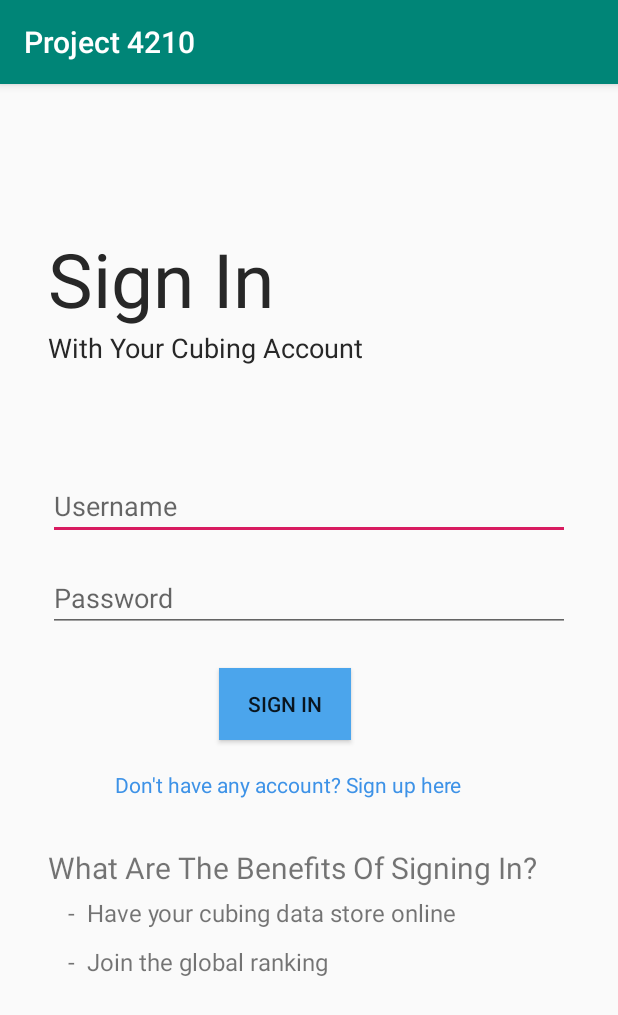
After one commit to IT114118/ITP4210-RubiksCubeTimer-Client, an Android app: the UserActivity screen opened directly, with no data from a screen before it, on a phone screen of 412 x 824 dp. The commit adds this screen. Shown: the top 1015 px of the screen. Run offline under Robolectric (Android 15) with nearby library versions, the phone set to English and light mode, and no system bars.

Commit message:
Added: - activity_login.xml - activity_user.xml - UserActivity.java by kit

```diff
--- a/app/src/main/AndroidManifest.xml
+++ b/app/src/main/AndroidManifest.xml
@@ -9,7 +9,8 @@
         android:roundIcon="@mipmap/ic_launcher_round"
         android:supportsRtl="true"
         android:theme="@style/AppTheme">
-        <activity android:name=".AlgorithmActivity"></activity>
+        <activity android:name=".UserActivity"></activity>
+        <activity android:name=".AlgorithmActivity" />
         <activity android:name=".RecordActivity" />
         <activity android:name=".TimerActivity" />
         <activity android:name=".MainActivity">
--- a/app/src/main/java/com/example/project4210/MainActivity.java
+++ b/app/src/main/java/com/example/project4210/MainActivity.java
@@ -8,7 +8,7 @@ import android.widget.Button;
 
 public class MainActivity extends AppCompatActivity {
 
-    Button btn_timer;
+    Button btn_timer, btn_Settings;
     @Override
     protected void onCreate(Bundle savedInstanceState) {
         super.onCreate(savedInstanceState);
--- /dev/null
+++ b/app/src/main/java/com/example/project4210/UserActivity.java
@@ -0,0 +1,68 @@
+package com.example.project4210;
+
+import android.support.v7.app.AppCompatActivity;
+import android.os.Bundle;
+import android.view.View;
+import android.widget.Button;
+import android.widget.EditText;
+import android.widget.TextView;
+import android.widget.Toast;
+
+public class UserActivity extends AppCompatActivity {
+
+    //id for activity_user
+
+    //id for activity_login
+    private EditText et_username, et_password;
+    private Button btn_signin;
+    private TextView tv_signup_intent;
+
+    @Override
+    protected void onCreate(Bundle savedInstanceState) {
+        super.onCreate(savedInstanceState);
+
+        if (checkUserLogin()) {
+            //go to user page
+            setContentView(R.layout.activity_user);
+        } else {
+            //go to login page
+            setContentView(R.layout.activity_login);
+            et_username = findViewById(R.id.et_username);
+            et_password = findViewById(R.id.et_password);
+            btn_signin = findViewById(R.id.btn_signin);
+            tv_signup_intent = findViewById(R.id.tv_signup_intent);
+
+            btn_signin.setOnClickListener(new View.OnClickListener() {
+                @Override
+                public void onClick(View view) {
+                    boolean result = signInUser(et_username.getText().toString(), et_password.getText().toString());
+                    if (result) {
+                        Toast.makeText(UserActivity.this, "Sign In Successful", Toast.LENGTH_SHORT).show();
+                    }
+                }
+            });
+
+            tv_signup_intent.setOnClickListener(new View.OnClickListener() {
+                @Override
+                public void onClick(View view) {
+                    //TODO redirect with intent to activity_register
+                }
+            });
+        }
+
+    }
+
+    private boolean checkUserLogin () {
+        //TODO Get Username from local database or sharedPreference,
+        // and pass to web server to check if user exist,
+        // if yes, return true
+        return false;
+    }
+
+
+    private boolean signInUser(String username, String password) {
+        //TODO Get username and password and send to web server for logging in new existing user,
+        // return true if success.
+        return false;
+    }
+}
--- a/app/src/main/java/com/example/project4210/handler/RecordHandler.java
+++ b/app/src/main/java/com/example/project4210/handler/RecordHandler.java
@@ -25,4 +25,6 @@ public class RecordHandler extends SQLiteOpenHelper {
 
 
 
+
+
 }
--- a/app/src/main/java/com/example/project4210/models/UserModel.java
+++ b/app/src/main/java/com/example/project4210/models/UserModel.java
@@ -8,6 +8,7 @@ public class UserModel {
     private String name;
     private String password;
 
+    private int numberOfSolve;
     private float personalBest;
     private float ao5;
     private float ao12;
@@ -25,6 +26,7 @@ public class UserModel {
                 "id=" + id +
                 ", name='" + name + '\'' +
                 ", password='" + password + '\'' +
+                ", numberOfSolve=" + numberOfSolve +
                 ", personalBest=" + personalBest +
                 ", ao5=" + ao5 +
                 ", ao12=" + ao12 +
@@ -54,6 +56,14 @@ public class UserModel {
 
     public void setPassword(String password) {
         this.password = password;
+    }
+
+    public int getNumberOfSolve() {
+        return numberOfSolve;
+    }
+
+    public void setNumberOfSolve(int numberOfSolve) {
+        this.numberOfSolve = numberOfSolve;
     }
 
     public float getPersonalBest() {
--- /dev/null
+++ b/app/src/main/res/layout/activity_login.xml
@@ -0,0 +1,131 @@
+<?xml version="1.0" encoding="utf-8"?>
+<android.support.constraint.ConstraintLayout xmlns:android="http://schemas.android.com/apk/res/android"
+    xmlns:app="http://schemas.android.com/apk/res-auto"
+    xmlns:tools="http://schemas.android.com/tools"
+    android:layout_width="match_parent"
+    android:layout_height="match_parent">
+
+    <EditText
+        android:id="@+id/et_username"
+        android:layout_width="0dp"
+        android:layout_height="wrap_content"
+        android:layout_marginStart="32dp"
+        android:layout_marginLeft="32dp"
+        android:layout_marginEnd="32dp"
+        android:layout_marginRight="32dp"
+        android:ems="10"
+        android:hint="Username"
+        android:inputType="textPersonName"
+        app:layout_constraintBottom_toBottomOf="parent"
+        app:layout_constraintEnd_toEndOf="parent"
+        app:layout_constraintHorizontal_bias="0.0"
+        app:layout_constraintStart_toStartOf="parent"
+        app:layout_constraintTop_toTopOf="parent"
+        app:layout_constraintVertical_bias="0.358" />
+
+    <EditText
+        android:id="@+id/et_password"
+        android:layout_width="0dp"
+        android:layout_height="wrap_content"
+        android:layout_marginStart="32dp"
+        android:layout_marginLeft="32dp"
+        android:layout_marginTop="16dp"
+        android:layout_marginEnd="32dp"
+        android:layout_marginRight="32dp"
+        android:ems="10"
+        android:hint="Password"
+        android:inputType="textPassword"
+        app:layout_constraintEnd_toEndOf="parent"
+        app:layout_constraintHorizontal_bias="0.0"
+        app:layout_constraintStart_toStartOf="parent"
+        app:layout_constraintTop_toBottomOf="@+id/et_username" />
+
+    <TextView
+        android:id="@+id/tv_signup_intent"
+        android:layout_width="wrap_content"
+        android:layout_height="wrap_content"
+        android:layout_marginTop="20dp"
+        android:text="Don't have any account? Sign up here"
+        android:textColor="#3D92E7"
+        app:layout_constraintEnd_toEndOf="parent"
+        app:layout_constraintHorizontal_bias="0.424"
+        app:layout_constraintStart_toStartOf="parent"
+        app:layout_constraintTop_toBottomOf="@+id/btn_signin" />
+
+    <Button
+        android:id="@+id/btn_signin"
+        android:layout_width="wrap_content"
+        android:layout_height="wrap_content"
+        android:layout_marginTop="24dp"
+        android:background="#4BA5EC"
+        android:text="Sign In"
+        app:layout_constraintEnd_toEndOf="parent"
+        app:layout_constraintHorizontal_bias="0.451"
+        app:layout_constraintStart_toStartOf="parent"
+        app:layout_constraintTop_toBottomOf="@+id/et_password" />
+
+    <LinearLayout
+        android:layout_width="0dp"
+        android:layout_height="0dp"
+        android:layout_margin="32dp"
+        android:layout_marginTop="1dp"
+        android:orientation="vertical"
+        app:layout_constraintBottom_toBottomOf="parent"
+        app:layout_constraintEnd_toEndOf="parent"
+        app:layout_constraintStart_toStartOf="parent"
+        app:layout_constraintTop_toBottomOf="@+id/tv_signup_intent">
+
+        <TextView
+            android:layout_width="match_parent"
+            android:layout_height="wrap_content"
+            android:text="What Are The Benefits Of Signing In?"
+            android:textSize="20sp" />
+
+        <TextView
+            android:layout_width="match_parent"
+            android:layout_height="wrap_content"
+            android:padding="5dp"
+            android:text="  -  Have your cubing data store online"
+            android:textSize="16sp" />
+
+        <TextView
+            android:layout_width="match_parent"
+            android:layout_height="wrap_content"
+            android:padding="5dp"
+            android:text="  -  Join the global ranking"
+            android:textSize="16sp" />
+
+    </LinearLayout>
+
+    <TextView
+        android:id="@+id/textView4"
+        android:layout_width="0dp"
+        android:layout_height="wrap_content"
+        android:layout_marginStart="32dp"
+        android:layout_marginLeft="32dp"
+        android:layout_marginEnd="32dp"
+        android:layout_marginRight="32dp"
+        android:text="Sign In "
+        android:textColor="#272727"
+        android:textSize="50sp"
+        app:layout_constraintBottom_toTopOf="@+id/et_username"
+        app:layout_constraintEnd_toEndOf="parent"
+        app:layout_constraintStart_toStartOf="parent"
+        app:layout_constraintTop_toTopOf="parent" />
+
+    <TextView
+        android:id="@+id/textView5"
+        android:layout_width="0dp"
+        android:layout_height="wrap_content"
+        android:layout_marginStart="32dp"
+        android:layout_marginLeft="32dp"
+        android:layout_marginEnd="32dp"
+        android:layout_marginRight="32dp"
+        android:text="With Your Cubing Account"
+        android:textColor="#272727"
+        android:textSize="18sp"
+        app:layout_constraintEnd_toEndOf="parent"
+        app:layout_constraintStart_toStartOf="parent"
+        app:layout_constraintTop_toBottomOf="@+id/textView4" />
+
+</android.support.constraint.ConstraintLayout>
--- /dev/null
+++ b/app/src/main/res/layout/activity_user.xml
@@ -0,0 +1,9 @@
+<?xml version="1.0" encoding="utf-8"?>
+<android.support.constraint.ConstraintLayout xmlns:android="http://schemas.android.com/apk/res/android"
+    xmlns:app="http://schemas.android.com/apk/res-auto"
+    xmlns:tools="http://schemas.android.com/tools"
+    android:layout_width="match_parent"
+    android:layout_height="match_parent"
+    tools:context=".UserActivity">
+
+</android.support.constraint.ConstraintLayout>
```
